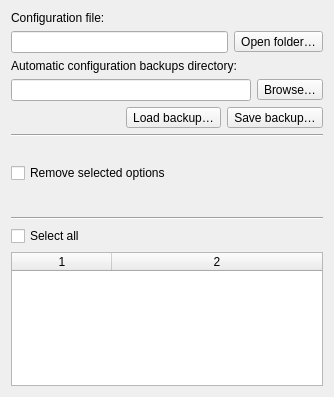
This is ui/options_maintenance.ui in metabrainz/picard as Qt 5 draws it before an edit. The edited form follows.
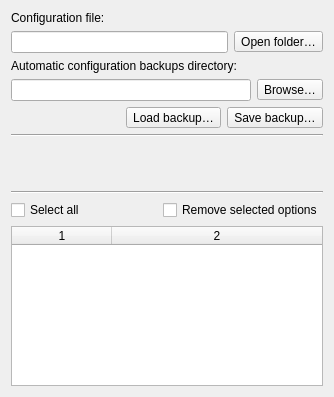
This is the edited form.

Commit message:
Update the Options > Advanced > Maintenance page:
- update the enabling logic for the unused setting item selections and
"Remove selected options" checkbox to allow scrolling the unused
settings list without having to enable the "Remove selected options"
checkbox
- relocate the "Remove selected options" checkbox to save space
- update the wording of the instructions to clarify and save space
- update the tab order

Diff of the .ui file:
```diff
--- a/ui/options_maintenance.ui
+++ b/ui/options_maintenance.ui
@@ -138,13 +138,6 @@
      </property>
     </widget>
    </item>
-   <item>
-    <widget class="QCheckBox" name="enable_cleanup">
-     <property name="text">
-      <string>Remove selected options</string>
-     </property>
-    </widget>
-   </item>
    <item>
     <widget class="QLabel" name="description">
      <property name="text">
@@ -185,11 +178,38 @@
     </widget>
    </item>
    <item>
-    <widget class="QCheckBox" name="select_all">
-     <property name="text">
-      <string>Select all</string>
+    <layout class="QHBoxLayout" name="horizontalLayout_2">
+     <property name="topMargin">
+      <number>0</number>
      </property>
-    </widget>
+     <item>
+      <widget class="QCheckBox" name="select_all">
+       <property name="text">
+        <string>Select all</string>
+       </property>
+      </widget>
+     </item>
+     <item>
+      <spacer name="horizontalSpacer_2">
+       <property name="orientation">
+        <enum>Qt::Horizontal</enum>
+       </property>
+       <property name="sizeHint" stdset="0">
+        <size>
+         <width>40</width>
+         <height>20</height>
+        </size>
+       </property>
+      </spacer>
+     </item>
+     <item>
+      <widget class="QCheckBox" name="enable_cleanup">
+       <property name="text">
+        <string>Remove selected options</string>
+       </property>
+      </widget>
+     </item>
+    </layout>
    </item>
    <item>
     <widget class="QTableWidget" name="tableWidget">
```
Left out of the diff: 11 changed lines with no effect on the pictures. The commit also changes 2 other files.
